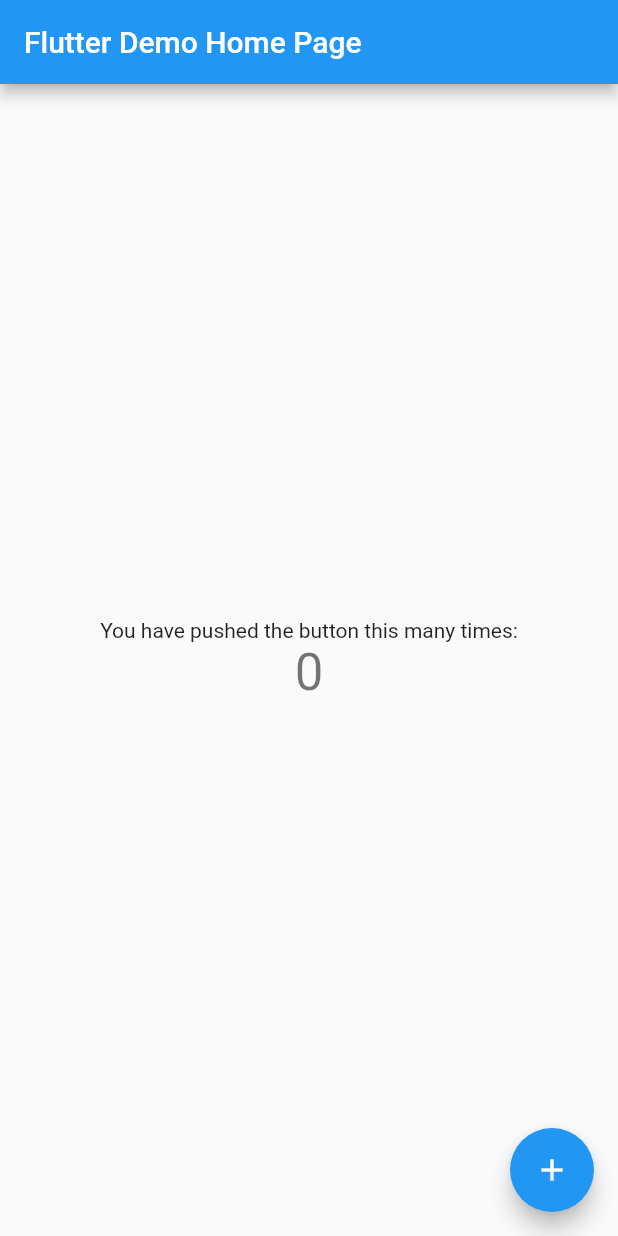
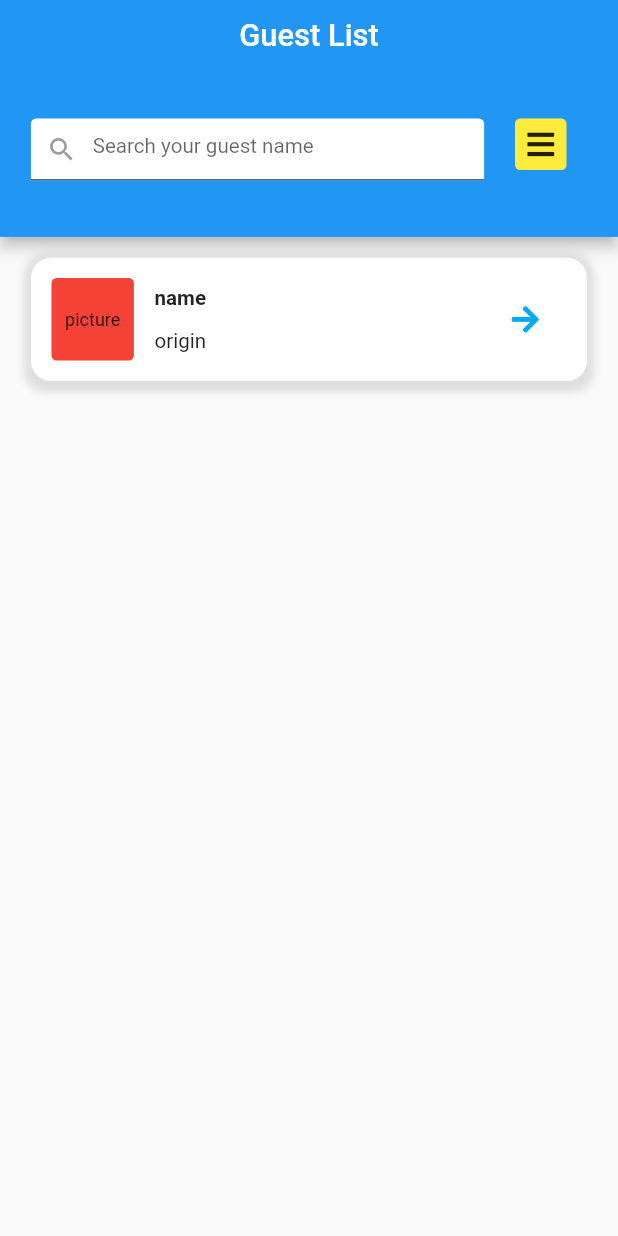
Before and after one commit to concernedmate/bukit-vista-flutter-assessment, a Flutter app: the screen it shows after launch, on a phone screen of 412 x 824 dp. Run offline on Flutter 3.47's test engine with Material 2 defaults, Android fonts, the phone set to English and light mode, and no system bars; our stand-ins replace equatable, flutter_bloc, font_awesome_flutter, responsive_framework.

Commit message:
Task #1, add guest list ui and bloc

```diff
--- /dev/null
+++ b/lib/app.dart
@@ -0,0 +1,6 @@
+import 'package:bukit_vista_flutter_assessment/features/guestList/view/guestList_provider.dart';
+import 'package:flutter/material.dart';
+
+class App extends MaterialApp {
+  App() : super(home: GuestListPageProvider());
+}
--- /dev/null
+++ b/lib/bloc_observer.dart
@@ -0,0 +1,15 @@
+import 'package:flutter_bloc/flutter_bloc.dart';
+
+class SimpleBlocObserver extends BlocObserver {
+  @override
+  void onTransition(Bloc bloc, Transition transition) {
+    super.onTransition(bloc, transition);
+    print(transition);
+  }
+
+  @override
+  void onError(BlocBase bloc, Object error, StackTrace stackTrace) {
+    print(error);
+    super.onError(bloc, error, stackTrace);
+  }
+}
--- /dev/null
+++ b/lib/bukitvista-components.dart
@@ -0,0 +1,2 @@
+import 'package:flutter/material.dart';
+import 'package:font_awesome_flutter/font_awesome_flutter.dart';
--- /dev/null
+++ b/lib/constants.dart
@@ -0,0 +1,15 @@
+import 'package:responsive_framework/responsive_wrapper.dart';
+
+//config ResponsiveWrapper
+const double kResponsiveMinWidth = 480;
+const double kResponsiveMaxWidth = 1200;
+const kResponsiveBreakPoints = [
+  ResponsiveBreakpoint.resize(480, name: MOBILE),
+  ResponsiveBreakpoint.autoScale(768, name: TABLET),
+];
+const kResponsiveDefaultScale = true;
+const double kResponsiveDefaultScaleFactor = 1;
+
+//TODO replace in production
+//'http://10.0.2.2:8000';
+const kBASE_URL = 'http://10.0.2.2:8000';
--- /dev/null
+++ b/lib/features/guestList/bloc/guestList_bloc.dart
@@ -0,0 +1,52 @@
+import 'dart:async';
+import 'dart:convert';
+import 'package:bukit_vista_flutter_assessment/models/guest.dart';
+import 'package:equatable/equatable.dart';
+import 'package:flutter_bloc/flutter_bloc.dart';
+import 'package:http/http.dart' as http;
+
+part 'guestList_event.dart';
+part 'guestList_state.dart';
+
+
+class GuestListBloc extends Bloc<GuestListEvent, GuestListState> {
+  GuestListBloc({required this.httpClient}) : super(const GuestListState()) {
+   on<GuestListFetched>(_onGuestFetched);
+  }
+
+  final http.Client httpClient;
+
+  Future<void> _onGuestFetched(GuestListFetched event, Emitter<GuestListState> emit) async {
+    try {
+        emit(
+          state.copyWith(
+            status: GuestListStatus.loading,
+          )
+        );
+        final guests = await _fetchGuests();
+        return emit(
+          state.copyWith(
+            status: GuestListStatus.success,
+            guests: guests,
+          )
+        );
+    } catch (_) {
+      if (state.guests.isNotEmpty) {
+        emit(
+          state.copyWith(
+            status: GuestListStatus.success,
+            guests: state.guests,
+          )
+        );
+      }else{
+        emit(state.copyWith(status: GuestListStatus.failure));
+      }
+    }
+  }
+
+  Future<List<Guest>> _fetchGuests() async {
+    await Future.delayed(Duration(seconds: 2));
+    return [Guest(id: 1, name: 'name', origin: 'origin', picture: 'picture')];
+  }
+
+}
--- /dev/null
+++ b/lib/features/guestList/bloc/guestList_event.dart
@@ -0,0 +1,8 @@
+part of 'guestList_bloc.dart';
+
+abstract class GuestListEvent extends Equatable {
+  @override
+  List<Object> get props => [];
+}
+
+class GuestListFetched extends GuestListEvent {}
--- /dev/null
+++ b/lib/features/guestList/bloc/guestList_state.dart
@@ -0,0 +1,32 @@
+part of 'guestList_bloc.dart';
+
+enum GuestListStatus { initial, success, failure, loading }
+
+class GuestListState extends Equatable {
+  const GuestListState({
+    this.status = GuestListStatus.initial,
+    this.guests = const <Guest>[],
+  });
+
+  final GuestListStatus status;
+  final List<Guest> guests;
+
+  GuestListState copyWith({
+    GuestListStatus? status,
+    List<Guest>? guests,
+    bool? hasReachedMax,
+  }) {
+    return GuestListState(
+      status: status ?? this.status,
+      guests: guests ?? this.guests,
+    );
+  }
+
+  @override
+  String toString() {
+    return '''GuestState { status: $status, guests: ${guests.length} }''';
+  }
+
+  @override
+  List<Object> get props => [status, guests];
+}
--- /dev/null
+++ b/lib/features/guestList/components/list_button.dart
@@ -0,0 +1,78 @@
+import 'package:bukit_vista_flutter_assessment/constants.dart';
+import 'package:flutter/material.dart';
+import 'package:font_awesome_flutter/font_awesome_flutter.dart';
+
+Widget GuestButton(String name, String image, String origin){
+  return Container(
+    decoration: BoxDecoration(
+      color: Colors.white,
+      borderRadius: const BorderRadius.all(Radius.circular(16.0)),
+      boxShadow: <BoxShadow>[
+        BoxShadow(
+          color: Colors.grey.withOpacity(0.3),
+          spreadRadius: 5,
+          blurRadius: 5,
+          offset: const Offset(0, 3)
+        ),
+      ],
+    ),
+    height: 96,
+    padding: const EdgeInsets.fromLTRB(16, 8, 16, 8),
+    margin: const EdgeInsets.fromLTRB(24, 16, 24, 16),
+    alignment: Alignment.topLeft,
+    child: Row(
+      mainAxisAlignment: MainAxisAlignment.spaceBetween,
+      children: [
+        Container(
+          alignment: Alignment.center,
+          width: 64,
+          height: 64,
+          decoration: const BoxDecoration(
+            color: Colors.red,
+            borderRadius: BorderRadius.all(Radius.circular(4.0)),
+          ),
+          padding: const EdgeInsets.all(8),
+          child: Text(
+            image,
+            //style: MpokSitiTheme.caption
+          ),
+        ),
+        Column(
+          mainAxisAlignment: MainAxisAlignment.spaceEvenly,
+          crossAxisAlignment: CrossAxisAlignment.start,
+          children: [
+            Text(
+              name,
+              style: const TextStyle(
+                fontSize: 16,
+                fontWeight: FontWeight.bold
+              ),
+            ),
+            Flexible(
+              child: Container(
+                width: kResponsiveMaxWidth * 0.2,
+                padding: const EdgeInsets.only(right: 0.5),
+                child: Text(
+                  origin,
+                  overflow: TextOverflow.ellipsis,
+                          maxLines: 2,
+                          softWrap: false,
+                  style: const TextStyle(
+                    fontSize: 16,
+                  ),
+                ),
+              ),
+            ),
+          ],
+        ),
+        Container(
+          alignment: Alignment.center,
+          width: 64,
+          height: 64,
+          padding: const EdgeInsets.all(8),
+          child: const Icon(FontAwesomeIcons.arrowRight, color: Colors.lightBlue,),
+        ),
+      ],
+    ),
+  );
+}
--- /dev/null
+++ b/lib/features/guestList/view/guestList_page.dart
@@ -0,0 +1,132 @@
+import 'package:bukit_vista_flutter_assessment/constants.dart';
+import 'package:bukit_vista_flutter_assessment/features/guestList/bloc/guestList_bloc.dart';
+import 'package:flutter/material.dart';
+import 'package:flutter_bloc/flutter_bloc.dart';
+import 'package:font_awesome_flutter/font_awesome_flutter.dart';
+import 'package:responsive_framework/responsive_wrapper.dart';
+import '../components/list_button.dart';
+
+class GuestListPage extends StatefulWidget {
+  @override
+  _GuestListPageState createState() => _GuestListPageState();
+}
+
+class _GuestListPageState extends State<GuestListPage> {
+   final TextEditingController _textEditingController = TextEditingController();
+  @override
+  Widget build(BuildContext context) {
+    return ResponsiveWrapper.builder(
+      Scaffold(
+        appBar: AppBar(
+          centerTitle: true,
+          title: const Text('Guest List', style: TextStyle(fontSize: 24),),
+          bottom: PreferredSize(
+            preferredSize: const Size(64, 128),
+            child: Column(
+              mainAxisAlignment: MainAxisAlignment.spaceEvenly,
+              children: [
+                Row(
+                  crossAxisAlignment: CrossAxisAlignment.start,
+                  children: [
+                    Flexible(
+                      child: Container(
+                        width: 400,
+                        padding: const EdgeInsets.fromLTRB(24, 0, 24, 12),
+                        child: TextField(
+                          controller: _textEditingController,
+                          decoration: const InputDecoration(
+                            filled: true,
+                            fillColor: Colors.white,
+                            hintText: 'Search your guest name',
+                            prefixIcon: Icon(Icons.search, color: Colors.grey,),
+                          ),
+                          onSubmitted: (value) {
+                            _runFilter(value);
+                          },
+                        ),
+                      ),
+                    ),
+                    InkWell(
+                      child: Container(
+                        alignment: Alignment.center,
+                        decoration: const BoxDecoration(
+                          color: Colors.yellow,
+                          borderRadius: BorderRadius.all(Radius.circular(4.0)),
+                        ),
+                        padding: const EdgeInsets.all(8),
+                        child: const Icon(FontAwesomeIcons.bars)
+                      ),
+                      onTap: () {
+                        _runFilter(_textEditingController.text);
+                      },
+                    )
+                ],
+                ),
+                const SizedBox(height: 32,)
+              ],
+            ),
+          ),
+        ),
+        body: BlocBuilder<GuestListBloc, GuestListState>(
+          builder: ((context, state) {
+            switch (state.status) {
+              case GuestListStatus.initial:
+                return const Center(child: CircularProgressIndicator());
+              case GuestListStatus.loading:
+                return const Center(child: CircularProgressIndicator());
+              case GuestListStatus.failure:
+                return RefreshIndicator(
+                    onRefresh: _onRefresh,
+                    child: ListView(
+                      children: const [
+                        SizedBox(height: 24,),
+                        Center(child: Text('Failed to fetch guests'),)
+                      ],
+                    )
+                  );
+              case GuestListStatus.success:
+                if (state.guests.isEmpty) {
+                  return RefreshIndicator(
+                    onRefresh: _onRefresh,
+                    child: ListView(
+                      children: const [
+                        SizedBox(height: 24,),
+                        Center(child: Text('No guests'),)
+                      ],
+                    )
+                  );
+                }else{
+                  return RefreshIndicator(
+                    onRefresh: _onRefresh,
+                    child: ListView.builder(
+                      itemBuilder: (BuildContext context, int index){
+                        return GuestButton(
+                          state.guests[index].name,
+                          state.guests[index].picture,
+                          state.guests[index].origin,
+                        );
+                      },
+                      itemCount: state.guests.length,
+                    )
+                  );
+                }
+              default:
+                return const Center(child: CircularProgressIndicator());
+            }
+          }),
+        )
+      ),
+      maxWidth: kResponsiveMaxWidth,
+      minWidth: kResponsiveMinWidth,
+      defaultScale: kResponsiveDefaultScale,
+      breakpoints: kResponsiveBreakPoints
+    );
+  }
+
+  Future<void> _onRefresh() async {
+    context.read<GuestListBloc>().add(GuestListFetched());
+  }
+  Future<void> _runFilter(String value) async {
+    context.read<GuestListBloc>().add(GuestListFetched());
+  }
+}
--- /dev/null
+++ b/lib/features/guestList/view/guestList_provider.dart
@@ -0,0 +1,16 @@
+import 'package:flutter/material.dart';
+import 'package:flutter_bloc/flutter_bloc.dart';
+import 'package:http/http.dart' as http;
+
+import '../bloc/guestList_bloc.dart';
+import 'guestList_page.dart';
+
+class GuestListPageProvider extends StatelessWidget {
+  @override
+  Widget build(BuildContext context) {
+    return BlocProvider(
+      create: (_) => GuestListBloc(httpClient: http.Client())..add(GuestListFetched()),
+      child: GuestListPage(),
+    );
+  }
+}
--- a/lib/main.dart
+++ b/lib/main.dart
@@ -1,115 +1,12 @@
-import 'package:flutter/material.dart';
+import 'package:bukit_vista_flutter_assessment/bloc_observer.dart';
+import 'package:flutter/widgets.dart';
+import 'package:flutter_bloc/flutter_bloc.dart';
+
+import 'app.dart';
 
 void main() {
-  runApp(const MyApp());
+  BlocOverrides.runZoned(
+    () => runApp(App()),
+    blocObserver: SimpleBlocObserver(),
+  );
 }
-
-class MyApp extends StatelessWidget {
-  const MyApp({Key? key}) : super(key: key);
-
-  // This widget is the root of your application.
-  @override
-  Widget build(BuildContext context) {
-    return MaterialApp(
-      title: 'Flutter Demo',
-      theme: ThemeData(
-        // This is the theme of your application.
-        //
-        // Try running your application with "flutter run". You'll see the
-        // application has a blue toolbar. Then, without quitting the app, try
-        // changing the primarySwatch below to Colors.green and then invoke
-        // "hot reload" (press "r" in the console where you ran "flutter run",
-        // or simply save your changes to "hot reload" in a Flutter IDE).
-        // Notice that the counter didn't reset back to zero; the application
-        // is not restarted.
-        primarySwatch: Colors.blue,
-      ),
-      home: const MyHomePage(title: 'Flutter Demo Home Page'),
-    );
-  }
-}
-
-class MyHomePage extends StatefulWidget {
-  const MyHomePage({Key? key, required this.title}) : super(key: key);
-
-  // This widget is the home page of your application. It is stateful, meaning
-  // that it has a State object (defined below) that contains fields that affect
-  // how it looks.
-
-  // This class is the configuration for the state. It holds the values (in this
-  // case the title) provided by the parent (in this case the App widget) and
-  // used by the build method of the State. Fields in a Widget subclass are
-  // always marked "final".
-
-  final String title;
-
-  @override
-  State<MyHomePage> createState() => _MyHomePageState();
-}
-
-class _MyHomePageState extends State<MyHomePage> {
-  int _counter = 0;
-
-  void _incrementCounter() {
-    setState(() {
-      // This call to setState tells the Flutter framework that something has
-      // changed in this State, which causes it to rerun the build method below
-      // so that the display can reflect the updated values. If we changed
-      // _counter without calling setState(), then the build method would not be
-      // called again, and so nothing would appear to happen.
-      _counter++;
-    });
-  }
-
-  @override
-  Widget build(BuildContext context) {
-    // This method is rerun every time setState is called, for instance as done
-    // by the _incrementCounter method above.
-    //
-    // The Flutter framework has been optimized to make rerunning build methods
-    // fast, so that you can just rebuild anything that needs updating rather
-    // than having to individually change instances of widgets.
-    return Scaffold(
-      appBar: AppBar(
-        // Here we take the value from the MyHomePage object that was created by
-        // the App.build method, and use it to set our appbar title.
-        title: Text(widget.title),
-      ),
-      body: Center(
-        // Center is a layout widget. It takes a single child and positions it
-        // in the middle of the parent.
-        child: Column(
-          // Column is also a layout widget. It takes a list of children and
-          // arranges them vertically. By default, it sizes itself to fit its
-          // children horizontally, and tries to be as tall as its parent.
-          //
-          // Invoke "debug painting" (press "p" in the console, choose the
-          // "Toggle Debug Paint" action from the Flutter Inspector in Android
-          // Studio, or the "Toggle Debug Paint" command in Visual Studio Code)
-          // to see the wireframe for each widget.
-          //
-          // Column has various properties to control how it sizes itself and
-          // how it positions its children. Here we use mainAxisAlignment to
-          // center the children vertically; the main axis here is the vertical
-          // axis because Columns are vertical (the cross axis would be
-          // horizontal).
-          mainAxisAlignment: MainAxisAlignment.center,
-          children: <Widget>[
-            const Text(
-              'You have pushed the button this many times:',
-            ),
-            Text(
-              '$_counter',
-              style: Theme.of(context).textTheme.headline4,
-            ),
-          ],
-        ),
-      ),
-      floatingActionButton: FloatingActionButton(
-        onPressed: _incrementCounter,
-        tooltip: 'Increment',
-        child: const Icon(Icons.add),
-      ), // This trailing comma makes auto-formatting nicer for build methods.
-    );
-  }
-}
--- /dev/null
+++ b/lib/models/guest.dart
@@ -0,0 +1,13 @@
+import 'package:equatable/equatable.dart';
+
+class Guest extends Equatable {
+  const Guest({required this.id, required this.name, required this.origin, required this.picture});
+
+  final int id;
+  final String name;
+  final String origin;
+  final String picture;
+
+  @override
+  List<Object> get props => [id, name, origin, picture];
+}
--- a/pubspec.yaml
+++ b/pubspec.yaml
@@ -34,6 +34,12 @@
   # The following adds the Cupertino Icons font to your application.
   # Use with the CupertinoIcons class for iOS style icons.
   cupertino_icons: ^1.0.2
+
+  flutter_bloc: ^8.0.0
+  font_awesome_flutter: ^9.2.0
+  responsive_framework: ^0.2.0
+  equatable: ^2.0.0
+  http: ^0.13.4
 
 dev_dependencies:
   flutter_test:
```
Also changed, not shown: lib/bukitvista-themes.dart (added), pubspec.lock, 1 other file.
